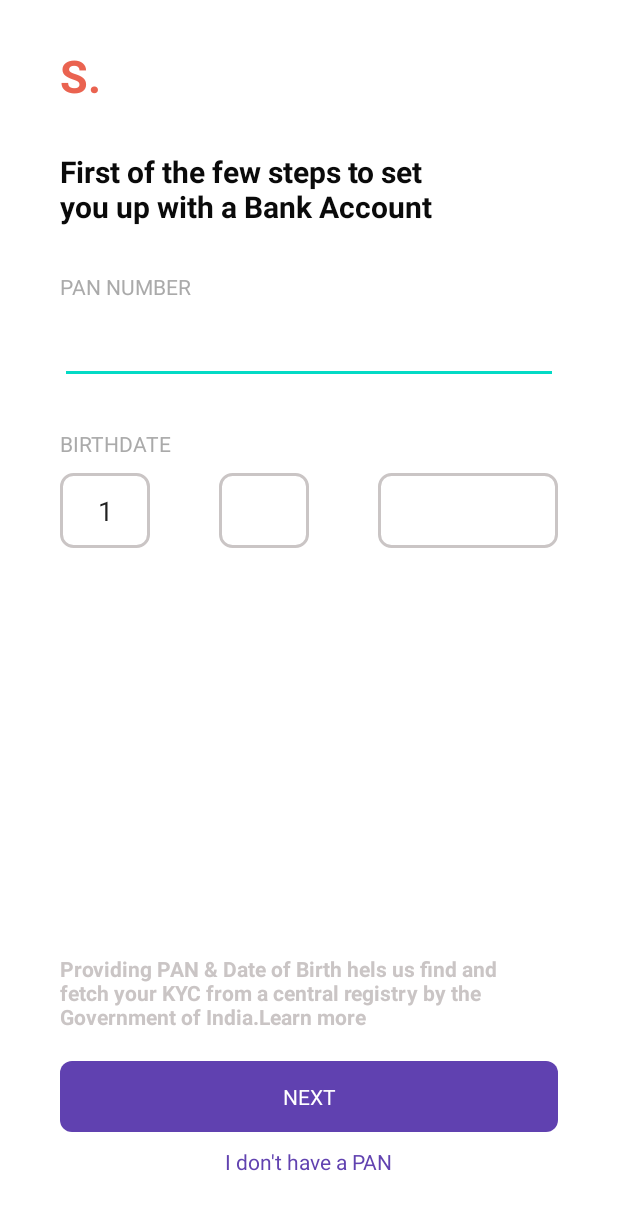
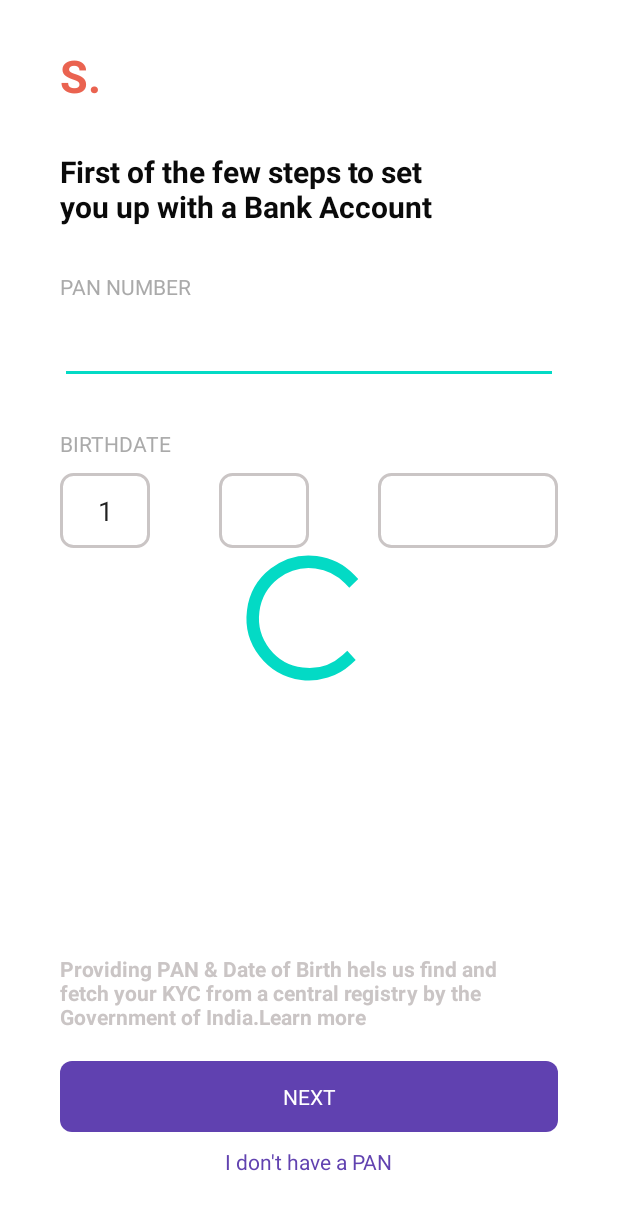
Before and after one commit to sulemankhan447/Innoventes, an Android app: the layout activity_pan_card.xml on its own in the app's theme, with its tools: preview values and no code run, on a phone screen of 412 x 824 dp. Shown: the top 1210 px of the screen. Run offline under Robolectric (Android 15) with nearby library versions, the phone set to English and light mode, and no system bars.

Commit message:
Added loader

```diff
--- a/app/src/main/java/com/example/innoventes/PanCardActivity.kt
+++ b/app/src/main/java/com/example/innoventes/PanCardActivity.kt
@@ -2,6 +2,7 @@ package com.example.innoventes
 
 import android.os.Bundle
 import android.text.TextUtils
+import android.view.View
 import android.widget.Toast
 import androidx.appcompat.app.AppCompatActivity
 import androidx.databinding.DataBindingUtil
@@ -58,10 +59,11 @@ class PanCardActivity : AppCompatActivity(), ValidationListener {
     }
 
     private fun hideLoader() {
-
+        mBinding.progressBar.visibility = View.GONE
     }
 
     private fun showLoader() {
+        mBinding.progressBar.visibility = View.VISIBLE
 
     }
 
--- a/app/src/main/java/com/example/innoventes/PanCardViewModel.kt
+++ b/app/src/main/java/com/example/innoventes/PanCardViewModel.kt
@@ -8,6 +8,7 @@ import com.example.innoventes.api.NetworkInterface
 import com.example.innoventes.api.UiState
 import com.example.innoventes.model.PanCardRequestModel
 import com.example.innoventes.model.PanCardResponseModel
+import kotlinx.coroutines.delay
 import kotlinx.coroutines.launch
 import java.util.regex.Matcher
 import java.util.regex.Pattern
@@ -68,6 +69,7 @@ class PanCardViewModel @Inject constructor(private val networkInterface: Network
         uiState.value = UiState.Loading()
         viewModelScope.launch {
             try {
+                delay(1000)
                 val response = networkInterface.submitPanCardDetails(request)
                 uiState.value = UiState.Success(response.body())
 
--- a/app/src/main/res/layout/activity_pan_card.xml
+++ b/app/src/main/res/layout/activity_pan_card.xml
@@ -163,5 +163,16 @@
             app:layout_constraintStart_toStartOf="parent" />
 
 
+        <ProgressBar
+            android:id="@+id/progress_bar"
+            android:layout_width="@dimen/dp_100"
+            android:layout_height="@dimen/dp_100"
+            android:visibility="gone"
+            app:layout_constraintBottom_toBottomOf="parent"
+            app:layout_constraintEnd_toEndOf="parent"
+            app:layout_constraintStart_toStartOf="parent"
+            app:layout_constraintTop_toTopOf="parent"
+            tools:visibility="visible" />
+
     </androidx.constraintlayout.widget.ConstraintLayout>
 </layout>
```
